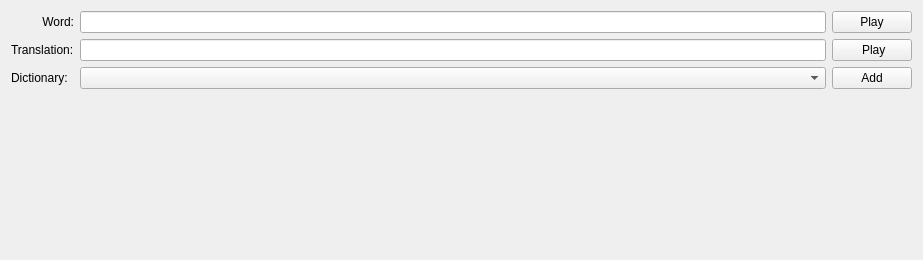
Old version of the form ui/insertWordTemplate.ui in the repository puffisional/WordGame.
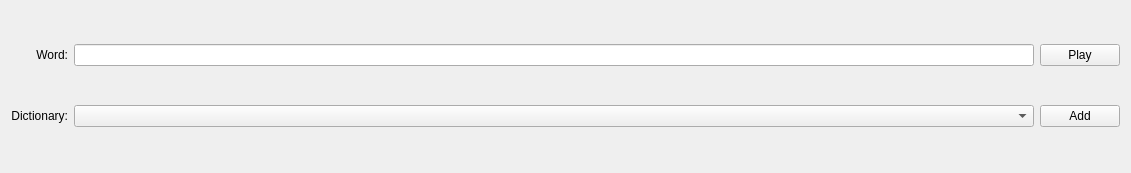
New version of the form. Icons and pictures are not drawn.

Diff of the .ui file:
```diff
--- a/ui/insertWordTemplate.ui
+++ b/ui/insertWordTemplate.ui
@@ -6,56 +6,14 @@
    <rect>
     <x>0</x>
     <y>0</y>
-    <width>923</width>
-    <height>260</height>
+    <width>1131</width>
+    <height>173</height>
    </rect>
   </property>
   <property name="windowTitle">
    <string>Form</string>
   </property>
   <layout class="QGridLayout" name="gridLayout">
-   <item row="0" column="2">
-    <widget class="QPushButton" name="playWordButton">
-     <property name="sizePolicy">
-      <sizepolicy hsizetype="Fixed" vsizetype="Fixed">
-       <horstretch>0</horstretch>
-       <verstretch>0</verstretch>
-      </sizepolicy>
-     </property>
-     <property name="maximumSize">
-      <size>
-       <width>16777215</width>
-       <height>16777215</height>
-      </size>
-     </property>
-     <property name="text">
-      <string>Play</string>
-     </property>
-     <property name="icon">
-      <iconset resource="../resources/resources.qrc">
-       <normaloff>:/icons/play-button.png</normaloff>:/icons/play-button.png</iconset>
-     </property>
-     <property name="iconSize">
-      <size>
-       <width>20</width>
-       <height>20</height>
-      </size>
-     </property>
-    </widget>
-   </item>
-   <item row="1" column="1">
-    <widget class="QLineEdit" name="translationInput">
-     <property name="sizePolicy">
-      <sizepolicy hsizetype="Expanding" vsizetype="Preferred">
-       <horstretch>0</horstretch>
-       <verstretch>0</verstretch>
-      </sizepolicy>
-     </property>
-     <property name="readOnly">
-      <bool>false</bool>
-     </property>
-    </widget>
-   </item>
    <item row="0" column="1">
     <widget class="QLineEdit" name="wordInput">
      <property name="sizePolicy">
@@ -67,41 +25,8 @@
      <property name="placeholderText">
       <string/>
      </property>
-    </widget>
-   </item>
-   <item row="1" column="0">
-    <widget class="QLabel" name="label_2">
-     <property name="text">
-      <string>Translation:</string>
-     </property>
-    </widget>
-   </item>
-   <item row="1" column="2">
-    <widget class="QPushButton" name="playTranslationButton">
-     <property name="sizePolicy">
-      <sizepolicy hsizetype="Fixed" vsizetype="Fixed">
-       <horstretch>0</horstretch>
-       <verstretch>0</verstretch>
-      </sizepolicy>
-     </property>
-     <property name="maximumSize">
-      <size>
-       <width>16777215</width>
-       <height>16777215</height>
-      </size>
-     </property>
-     <property name="text">
-      <string> Play</string>
-     </property>
-     <property name="icon">
-      <iconset resource="../resources/resources.qrc">
-       <normaloff>:/icons/play-button.png</normaloff>:/icons/play-button.png</iconset>
-     </property>
-     <property name="iconSize">
-      <size>
-       <width>20</width>
-       <height>20</height>
-      </size>
+     <property name="clearButtonEnabled">
+      <bool>false</bool>
      </property>
     </widget>
    </item>
@@ -115,27 +40,46 @@
      </property>
     </widget>
    </item>
-   <item row="4" column="1">
-    <spacer name="verticalSpacer">
-     <property name="orientation">
-      <enum>Qt::Vertical</enum>
-     </property>
-     <property name="sizeHint" stdset="0">
-      <size>
-       <width>20</width>
-       <height>40</height>
-      </size>
-     </property>
-    </spacer>
-   </item>
-   <item row="2" column="0">
-    <widget class="QLabel" name="label_3">
+   <item row="1" column="0">
+    <widget class="QLabel" name="dictionaryLabel">
      <property name="text">
       <string>Dictionary:</string>
      </property>
+     <property name="alignment">
+      <set>Qt::AlignRight|Qt::AlignTrailing|Qt::AlignVCenter</set>
+     </property>
     </widget>
    </item>
-   <item row="2" column="1">
+   <item row="0" column="2">
+    <widget class="QPushButton" name="playWordButton">
+     <property name="sizePolicy">
+      <sizepolicy hsizetype="Fixed" vsizetype="Fixed">
+       <horstretch>0</horstretch>
+       <verstretch>0</verstretch>
+      </sizepolicy>
+     </property>
+     <property name="maximumSize">
+      <size>
+       <width>16777215</width>
+       <height>16777215</height>
+      </size>
+     </property>
+     <property name="text">
+      <string>Play</string>
+     </property>
+     <property name="icon">
+      <iconset resource="../resources/resources.qrc">
+       <normaloff>:/icons/play-button.png</normaloff>:/icons/play-button.png</iconset>
+     </property>
+     <property name="iconSize">
+      <size>
+       <width>20</width>
+       <height>20</height>
+      </size>
+     </property>
+    </widget>
+   </item>
+   <item row="1" column="1">
     <widget class="QComboBox" name="dictionarySelect">
      <property name="sizePolicy">
       <sizepolicy hsizetype="Expanding" vsizetype="Preferred">
@@ -145,7 +89,7 @@
      </property>
     </widget>
    </item>
-   <item row="2" column="2">
+   <item row="1" column="2">
     <widget class="QPushButton" name="dictionaryAddButton">
      <property name="sizePolicy">
       <sizepolicy hsizetype="Fixed" vsizetype="Fixed">
```
Left out of the diff: 26 changed lines with no effect on the pictures.
